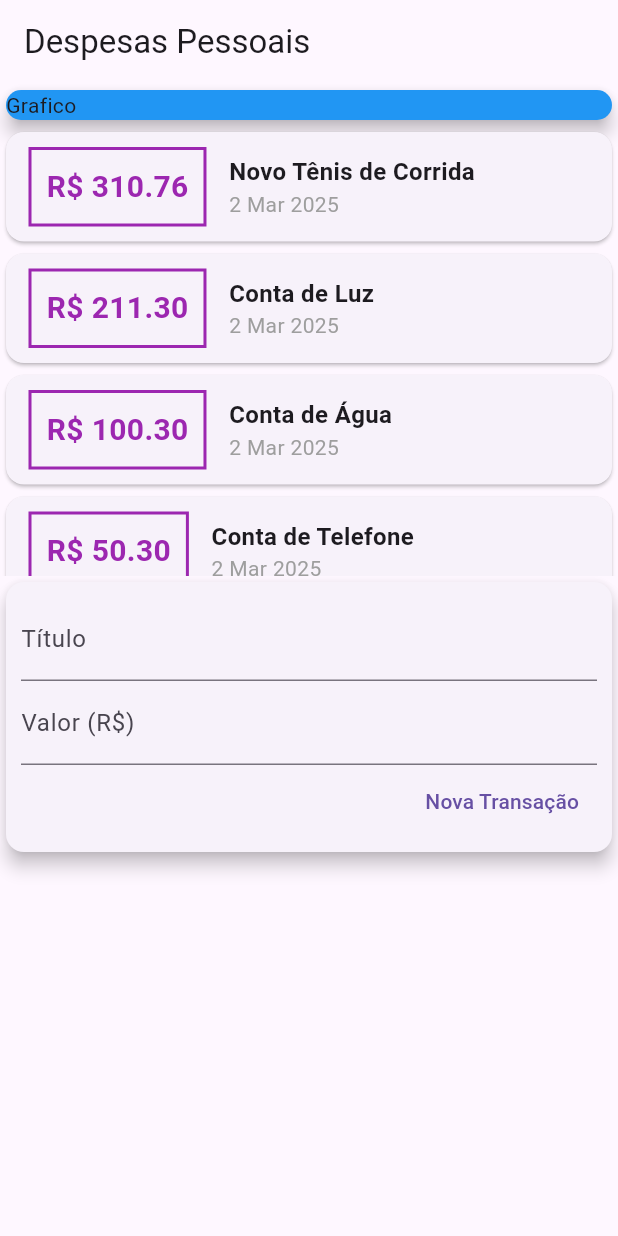
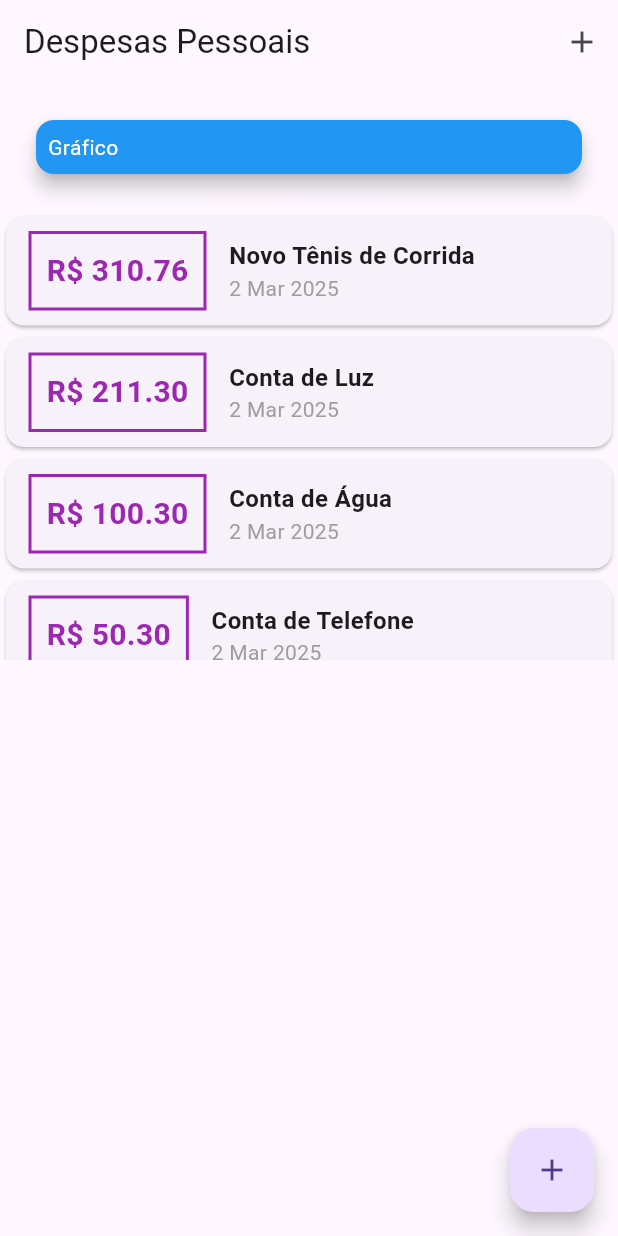
Before and after one commit to LeonardoVechieti/expenses, a Flutter app: the screen it shows after launch, on a phone screen of 412 x 824 dp. Run offline on Flutter 3.47's test engine with Material 3 defaults, Android fonts, the phone set to English and light mode, and no system bars.

Commit message:
Refact | Ajustes dos componentes

```diff
--- a/lib/components/transaction_form.dart
+++ b/lib/components/transaction_form.dart
@@ -1,13 +1,19 @@
 import 'package:flutter/material.dart';
 
-class TransactionForm extends StatelessWidget {
-
-  final titleController = TextEditingController();
-  final valueController = TextEditingController();
+class TransactionForm extends StatefulWidget {
 
   final void Function(String, double) onSubmit;
 
   TransactionForm(this.onSubmit);
+
+  @override
+  State<TransactionForm> createState() => _TransactionFormState();
+}
+
+class _TransactionFormState extends State<TransactionForm> {
+  final titleController = TextEditingController();
+
+  final valueController = TextEditingController();
 
   _submitForm() {
     final title = titleController.text;
@@ -17,7 +23,7 @@ class TransactionForm extends StatelessWidget {
       return;
     }
 
-    onSubmit(title, value);
+    widget.onSubmit(title, value);
   }
 
   @override
--- a/lib/components/transaction_user.dart
+++ /dev/null
@@ -1,76 +0,0 @@
-import 'package:expenses/components/transaction_form.dart';
-import 'package:expenses/components/transaction_list.dart';
-import 'package:expenses/models/transaction.dart';
-import 'package:flutter/material.dart';
-
-class TransactionUser extends StatefulWidget {
-  const TransactionUser({super.key});
-
-  @override
-  State<TransactionUser> createState() => _TransactionUserState();
-}
-
-class _TransactionUserState extends State<TransactionUser> {
-
-  final _transactions = [
-    Transaction(
-      id: 't1',
-      title: 'Novo Tênis de Corrida',
-      value: 310.76,
-      date: DateTime.now(),
-    ),
-    Transaction(
-      id: 't2',
-      title: 'Conta de Luz',
-      value: 211.30,
-      date: DateTime.now(),
-    ),
-    Transaction(
-      id: 't3',
-      title: 'Conta de Água',
-      value: 100.30,
-      date: DateTime.now(),
-    ),
-    Transaction(
-      id: 't4',
-      title: 'Conta de Telefone',
-      value: 50.30,
-      date: DateTime.now(),
-    ),
-    Transaction(
-      id: 't5',
-      title: 'Cartão de Crédito',
-      value: 150.30,
-      date: DateTime.now(),
-    ),
-    Transaction(
-      id: 't6',
-      title: 'Empréstimo',
-      value: 500.30,
-      date: DateTime.now(),
-    ),
-  ];
-
-  _addTransaction(String title, double value) {
-    final newTransaction = Transaction(
-      id: DateTime.now().toString(),
-      title: title,
-      value: value,
-      date: DateTime.now(),
-    );
-
-    setState(() {
-      _transactions.add(newTransaction);
-    });
-  }
-
-  @override
-  Widget build(BuildContext context) {
-    return Column(
-      children: <Widget>[
-        TransactionList(_transactions),
-        TransactionForm(_addTransaction),
-      ],
-    );
-  }
-}
--- a/lib/main.dart
+++ b/lib/main.dart
@@ -1,39 +1,139 @@
-import 'package:expenses/components/transaction_user.dart';
-
 import 'package:flutter/material.dart';
-import 'package:intl/intl.dart';
 import 'models/transaction.dart';
+import 'package:expenses/components/transaction_form.dart';
+import 'package:expenses/components/transaction_list.dart';
 
 void main() {
-  runApp(HomePage());
+  runApp(const App());
 }
 
-class HomePage extends StatelessWidget {
-  HomePage({Key? key}) : super(key: key);
+class App extends StatelessWidget {
+  const App({super.key});
 
   @override
   Widget build(BuildContext context) {
     return MaterialApp(
-      home: Scaffold(
+      debugShowCheckedModeBanner: false,
+      title: 'Despesas Pessoais',
+      theme: ThemeData(
+        primarySwatch: Colors.blue,
+      ),
+      home: const HomePage(),
+    );
+  }
+}
+
+class HomePage extends StatefulWidget {
+  const HomePage({super.key});
+
+  @override
+  State<HomePage> createState() => _HomePageState();
+}
+
+class _HomePageState extends State<HomePage> {
+  final List<Transaction> _transactions = [
+    Transaction(
+      id: 't1',
+      title: 'Novo Tênis de Corrida',
+      value: 310.76,
+      date: DateTime.now(),
+    ),
+    Transaction(
+      id: 't2',
+      title: 'Conta de Luz',
+      value: 211.30,
+      date: DateTime.now(),
+    ),
+    Transaction(
+      id: 't3',
+      title: 'Conta de Água',
+      value: 100.30,
+      date: DateTime.now(),
+    ),
+    Transaction(
+      id: 't4',
+      title: 'Conta de Telefone',
+      value: 50.30,
+      date: DateTime.now(),
+    ),
+    Transaction(
+      id: 't5',
+      title: 'Cartão de Crédito',
+      value: 150.30,
+      date: DateTime.now(),
+    ),
+    Transaction(
+      id: 't6',
+      title: 'Empréstimo',
+      value: 500.30,
+      date: DateTime.now(),
+    ),
+  ];
+
+  void _addTransaction(String title, double value) {
+    final newTransaction = Transaction(
+      id: DateTime.now().toString(),
+      title: title,
+      value: value,
+      date: DateTime.now(),
+    );
+
+    setState(() {
+      _transactions.add(newTransaction);
+    });
+
+    Navigator.of(context).pop();
+  }
+
+  void _openTransactionFormModal(BuildContext context) {
+    showModalBottomSheet(
+      context: context,
+      builder: (_) {
+        return TransactionForm(_addTransaction);
+      },
+    );
+  }
+
+  @override
+  Widget build(BuildContext context) {
+    return Scaffold(
       appBar: AppBar(
         title: const Text('Despesas Pessoais'),
+        actions: <Widget>[
+          IconButton(
+            icon: const Icon(Icons.add),
+            onPressed: () => _openTransactionFormModal(context),
+          ),
+        ],
       ),
       body: SingleChildScrollView(
         child: Column(
           crossAxisAlignment: CrossAxisAlignment.stretch,
           children: [
             Container(
+              margin: const EdgeInsets.all(10),
+              padding: const EdgeInsets.all(10),
               child: const Card(
                 color: Colors.blue,
                 elevation: 5,
-                  child: Text('Grafico'),
+                child: Padding(
+                  padding: EdgeInsets.all(8.0),
+                  child: Text(
+                    'Gráfico',
+                    style: TextStyle(color: Colors.white),
                   ),
                 ),
-              TransactionUser(),
+              ),
+            ),
+            TransactionList(_transactions),
           ],
         ),
       ),
+      floatingActionButton: FloatingActionButton(
+        child: const Icon(Icons.add),
+        onPressed: () => _openTransactionFormModal(context),
       ),
+      floatingActionButtonLocation: FloatingActionButtonLocation.endFloat,
     );
   }
 }
```
Lines whose indentation alone changed are shown as unchanged.
